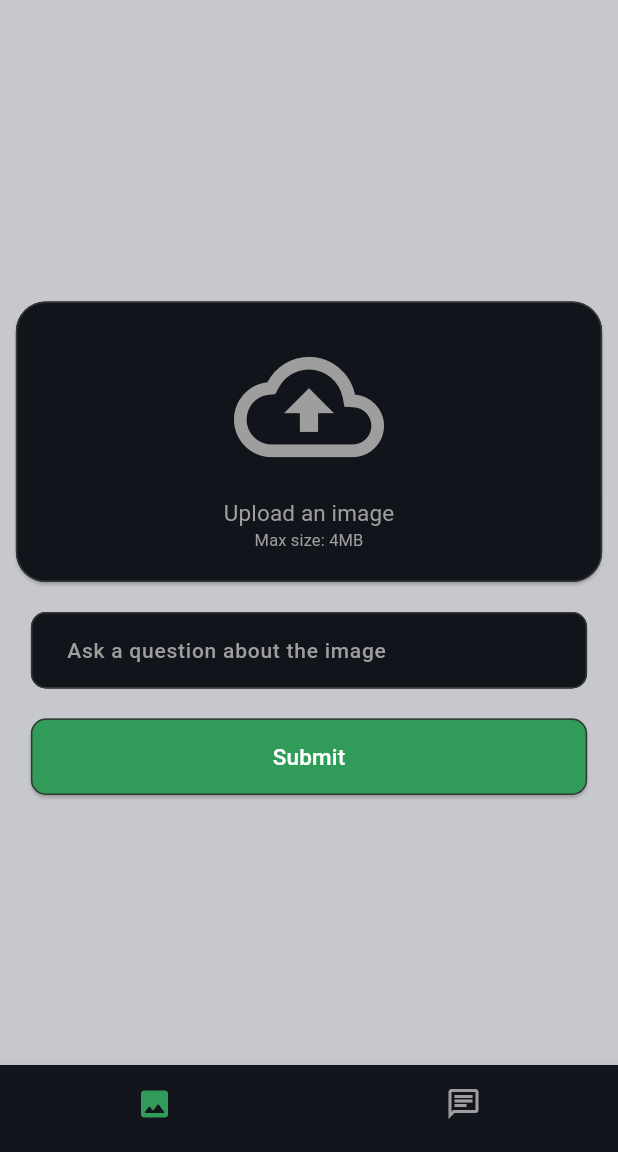
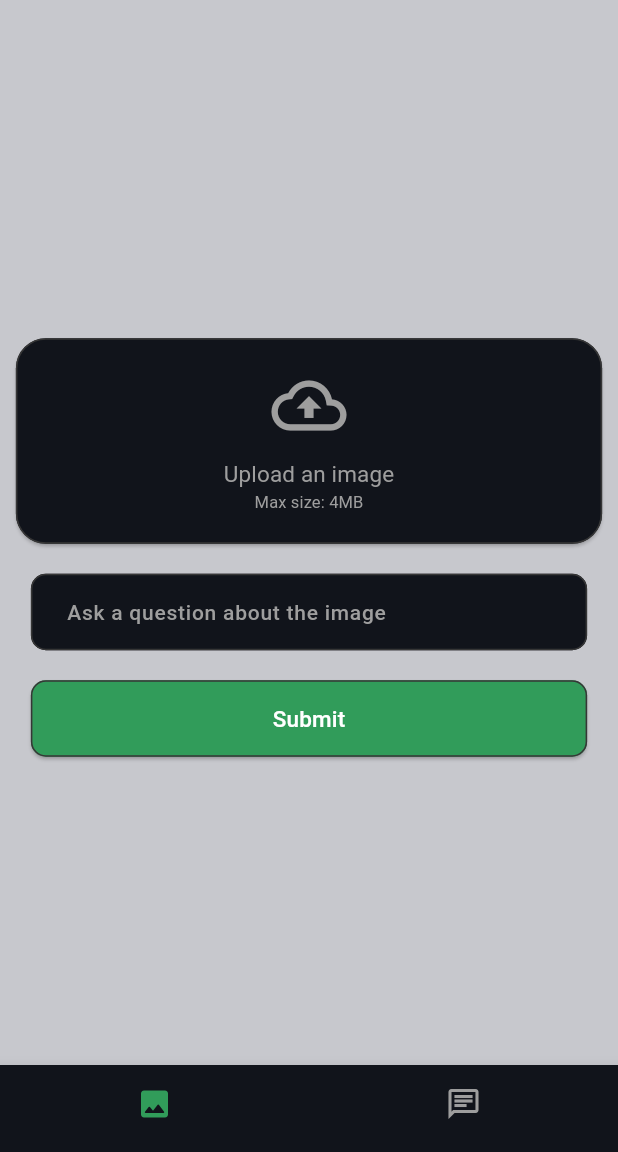
Before and after one commit to joharkhan99/genievision-chat-and-image-ai, a Flutter app: the screen it shows after launch, after a tap on "Submit", on a phone screen of 412 x 824 dp, the part 84-1236 px from its top. Run offline on Flutter 3.47's test engine with Material 3 defaults, Android fonts, the phone set to English and light mode, and no system bars; our stand-ins replace google_generative_ai, image_picker.

Commit message:
Refactor image upload and loading logic

```diff
--- a/lib/screens/image_output_screen.dart
+++ b/lib/screens/image_output_screen.dart
@@ -17,7 +17,6 @@ class ImageOutputScreen extends StatelessWidget {
   }
 
   void goBack(BuildContext context) {
-    // Navigator.pop(context);
     Navigator.of(context).pop();
   }
 
--- a/lib/screens/image_screen.dart
+++ b/lib/screens/image_screen.dart
@@ -15,8 +15,17 @@ class ImageScreen extends StatefulWidget {
 
 class _ImageScreenState extends State<ImageScreen> {
   final _nameController = TextEditingController();
-  late DataPart _image;
+  late DataPart _imagePart;
+  late File _imageFile;
   late String _fileName = "";
+  bool _isLoading = false;
+
+  @override
+  @override
+  void initState() {
+    super.initState();
+    _imageFile = File("");
+  }
 
   Future<void> uploadImage(BuildContext context) async {
     final picker = ImagePicker();
@@ -25,6 +34,7 @@ class _ImageScreenState extends State<ImageScreen> {
       final File imageFile = File(pickedFile.path);
       final imageBytes = await imageFile.readAsBytes();
       setState(() {
+        _imageFile = imageFile;
         _fileName = pickedFile.path;
       });
 
@@ -38,7 +48,7 @@ class _ImageScreenState extends State<ImageScreen> {
       }
       final imagePart = DataPart("image/jpeg", imageBytes);
       // return imagePart;
-      _image = imagePart;
+      _imagePart = imagePart;
     } else {
       const snackBar = SnackBar(
         content: Text("No image selected. Please try again."),
@@ -49,7 +59,19 @@ class _ImageScreenState extends State<ImageScreen> {
   }
 
   Future<void> generateText(BuildContext context) async {
-    final imagePart = _image;
+    final imagePart = _imagePart;
+    if (_imageFile.path == "") {
+      const snackBar = SnackBar(
+        content: Text("Please upload an image."),
+        duration: Duration(seconds: 2),
+      );
+      ScaffoldMessenger.of(context).showSnackBar(snackBar);
+      return;
+    }
+
+    setState(() {
+      _isLoading = true;
+    });
 
     TextPart prompt = TextPart("");
     if (_nameController.text.isNotEmpty && _nameController.text.trim().isNotEmpty) {
@@ -89,6 +111,10 @@ class _ImageScreenState extends State<ImageScreen> {
         ],
       );
     }
+
+    setState(() {
+      _isLoading = false;
+    });
   }
 
   @override
@@ -101,13 +127,15 @@ class _ImageScreenState extends State<ImageScreen> {
             mainAxisAlignment: MainAxisAlignment.center,
             crossAxisAlignment: CrossAxisAlignment.center,
             children: [
-              Text(
-                _fileName,
-                style: TextStyle(
-                  color: Colors.white,
-                ),
-                textAlign: TextAlign.center,
-              ),
+              _imageFile.path != ""
+                  ? Image.file(
+                      _imageFile,
+                      width: 100,
+                      height: 100,
+                      fit: BoxFit.cover,
+                    )
+                  : Container(),
+              const SizedBox(height: 20),
               ElevatedButton(
                 style: ElevatedButton.styleFrom(
                   backgroundColor: const Color.fromARGB(255, 17, 20, 27),
@@ -132,7 +160,7 @@ class _ImageScreenState extends State<ImageScreen> {
                       children: [
                         Icon(
                           Icons.cloud_upload_outlined,
-                          size: 100,
+                          size: 50,
                           color: Colors.grey,
                         ),
                         SizedBox(height: 10),
@@ -212,6 +240,7 @@ class _ImageScreenState extends State<ImageScreen> {
               SizedBox(
                 width: MediaQuery.of(context).size.width * 0.9,
                 child: ElevatedButton(
+                  // disable button if no image is uploaded
                   style: ElevatedButton.styleFrom(
                     backgroundColor: Theme.of(context).primaryColor,
                     padding: const EdgeInsets.all(15.0),
@@ -223,8 +252,17 @@ class _ImageScreenState extends State<ImageScreen> {
                     ),
                   ),
                   // redirect to another screen
-                  onPressed: () => generateText(context),
-                  child: const Text(
+                  onPressed: () => _isLoading ? null : generateText(context),
+                  child: _isLoading
+                      ? const SizedBox(
+                          height: 20,
+                          width: 20,
+                          child: CircularProgressIndicator(
+                            valueColor: AlwaysStoppedAnimation<Color>(Colors.white),
+                            strokeWidth: 2,
+                          ),
+                        )
+                      : const Text(
                           'Submit',
                           style: TextStyle(
                             color: Colors.white,
```
Lines whose indentation alone changed are shown as unchanged.
